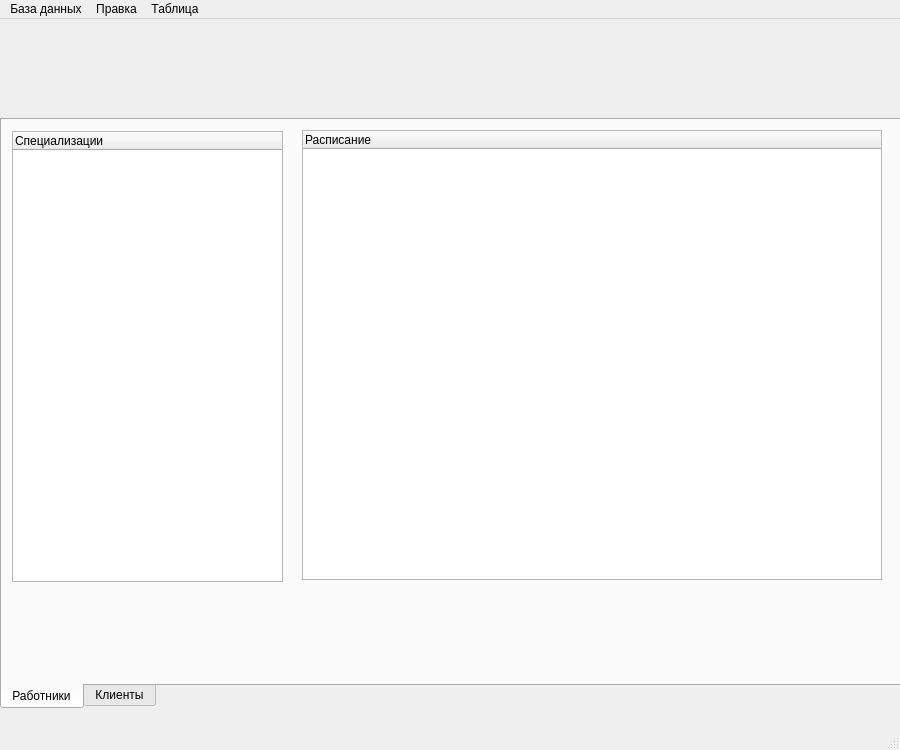
This is ui/mainwin.ui in Tr0ub1e/Izbushka as Qt 5 draws it before an edit. The edited form follows.
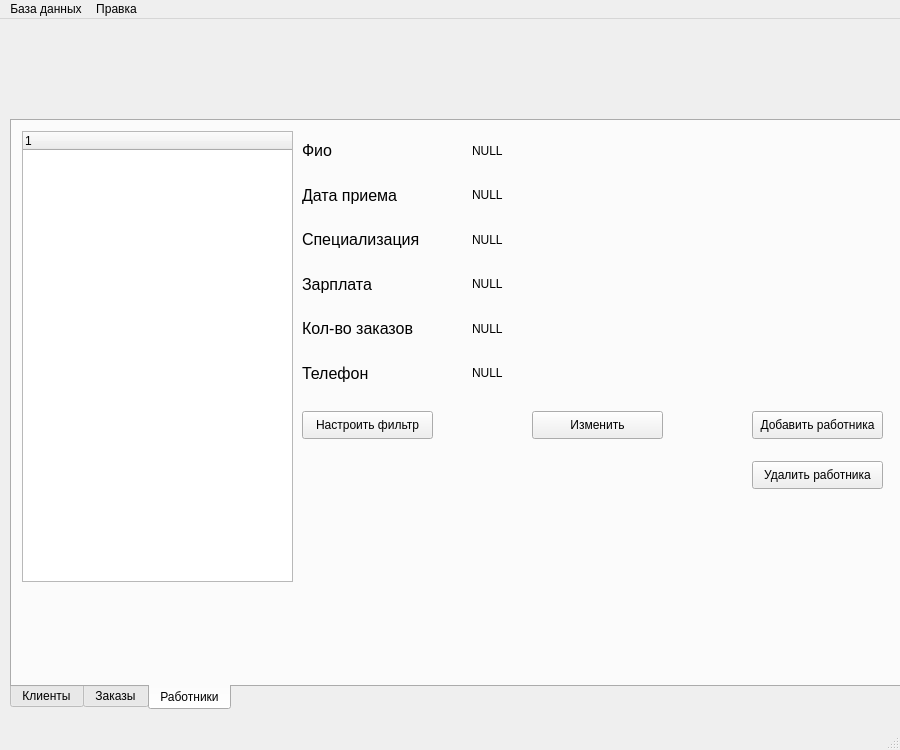
This is the edited form.

Diff of the .ui file:
```diff
--- a/ui/mainwin.ui
+++ b/ui/mainwin.ui
@@ -17,8 +17,8 @@
    <widget class="QTabWidget" name="tabWidget">
     <property name="geometry">
      <rect>
-      <x>0</x>
-      <y>99</y>
+      <x>10</x>
+      <y>100</y>
       <width>901</width>
       <height>591</height>
      </rect>
@@ -33,52 +33,11 @@
      <enum>QTabWidget::Rounded</enum>
     </property>
     <property name="currentIndex">
-     <number>0</number>
+     <number>2</number>
     </property>
     <property name="elideMode">
      <enum>Qt::ElideNone</enum>
     </property>
-    <widget class="QWidget" name="tab">
-     <attribute name="title">
-      <string>Работники</string>
-     </attribute>
-     <widget class="QTreeWidget" name="emplTable">
-      <property name="geometry">
-       <rect>
-        <x>300</x>
-        <y>10</y>
-        <width>580</width>
-        <height>450</height>
-       </rect>
-      </property>
-      <column>
-       <property name="text">
-        <string notr="true">Расписание</string>
-       </property>
-      </column>
-     </widget>
-     <widget class="QTreeWidget" name="emplTree">
-      <property name="geometry">
-       <rect>
-        <x>10</x>
-        <y>11</y>
-        <width>271</width>
-        <height>451</height>
-       </rect>
-      </property>
-      <property name="autoFillBackground">
-       <bool>true</bool>
-      </property>
-      <property name="styleSheet">
-       <string notr="true"/>
-      </property>
-      <column>
-       <property name="text">
-        <string notr="true">Специализации</string>
-       </property>
-      </column>
-     </widget>
-    </widget>
     <widget class="QWidget" name="tab_2">
      <attribute name="title">
       <string>Клиенты</string>
@@ -119,6 +78,413 @@
        </property>
       </column>
      </widget>
+     <widget class="QWidget" name="verticalLayoutWidget_3">
+      <property name="geometry">
+       <rect>
+        <x>300</x>
+        <y>250</y>
+        <width>231</width>
+        <height>211</height>
+       </rect>
+      </property>
+      <layout class="QVBoxLayout" name="verticalLayout_6">
+       <item>
+        <widget class="QLabel" name="label_7">
+         <property name="font">
+          <font>
+           <pointsize>10</pointsize>
+           <weight>50</weight>
+           <italic>false</italic>
+           <bold>false</bold>
+           <underline>false</underline>
+          </font>
+         </property>
+         <property name="text">
+          <string>Фио</string>
+         </property>
+         <property name="textFormat">
+          <enum>Qt::AutoText</enum>
+         </property>
+        </widget>
+       </item>
+       <item>
+        <widget class="QLabel" name="label_12">
+         <property name="font">
+          <font>
+           <pointsize>10</pointsize>
+          </font>
+         </property>
+         <property name="text">
+          <string>Телефон</string>
+         </property>
+        </widget>
+       </item>
+       <item>
+        <widget class="QLabel" name="label_8">
+         <property name="font">
+          <font>
+           <pointsize>10</pointsize>
+           <kerning>true</kerning>
+          </font>
+         </property>
+         <property name="text">
+          <string>Кол-во заказов за все время</string>
+         </property>
+         <property name="scaledContents">
+          <bool>false</bool>
+         </property>
+         <property name="wordWrap">
+          <bool>false</bool>
+         </property>
+        </widget>
+       </item>
+      </layout>
+     </widget>
+     <widget class="QWidget" name="verticalLayoutWidget_4">
+      <property name="geometry">
+       <rect>
+        <x>550</x>
+        <y>250</y>
+        <width>331</width>
+        <height>211</height>
+       </rect>
+      </property>
+      <layout class="QVBoxLayout" name="verticalLayout_7">
+       <item>
+        <widget class="QLabel" name="fioCli">
+         <property name="text">
+          <string>NULL</string>
+         </property>
+        </widget>
+       </item>
+       <item>
+        <widget class="QLabel" name="phoneCli">
+         <property name="text">
+          <string>NULL</string>
+         </property>
+        </widget>
+       </item>
+       <item>
+        <widget class="QLabel" name="ordersCli">
+         <property name="text">
+          <string>NULL</string>
+         </property>
+        </widget>
+       </item>
+      </layout>
+     </widget>
+     <widget class="QPushButton" name="setFilter_2">
+      <property name="geometry">
+       <rect>
+        <x>300</x>
+        <y>470</y>
+        <width>131</width>
+        <height>28</height>
+       </rect>
+      </property>
+      <property name="text">
+       <string>Настроить фильтр</string>
+      </property>
+     </widget>
+     <widget class="QPushButton" name="setFilter_3">
+      <property name="geometry">
+       <rect>
+        <x>750</x>
+        <y>470</y>
+        <width>131</width>
+        <height>28</height>
+       </rect>
+      </property>
+      <property name="text">
+       <string>Добавить клиента</string>
+      </property>
+     </widget>
+     <widget class="QPushButton" name="setFilter_4">
+      <property name="geometry">
+       <rect>
+        <x>750</x>
+        <y>520</y>
+        <width>131</width>
+        <height>28</height>
+       </rect>
+      </property>
+      <property name="text">
+       <string>Удалить клиента</string>
+      </property>
+     </widget>
+     <widget class="QPushButton" name="setFilter_5">
+      <property name="geometry">
+       <rect>
+        <x>510</x>
+        <y>470</y>
+        <width>131</width>
+        <height>28</height>
+       </rect>
+      </property>
+      <property name="text">
+       <string>Изменить</string>
+      </property>
+     </widget>
+    </widget>
+    <widget class="QWidget" name="tab">
+     <attribute name="title">
+      <string>Заказы</string>
+     </attribute>
+     <widget class="QTreeWidget" name="specTable">
+      <property name="geometry">
+       <rect>
+        <x>300</x>
+        <y>10</y>
+        <width>580</width>
+        <height>450</height>
+       </rect>
+      </property>
+      <column>
+       <property name="text">
+        <string notr="true">Расписание</string>
+       </property>
+      </column>
+     </widget>
+     <widget class="QTreeWidget" name="specTree">
+      <property name="geometry">
+       <rect>
+        <x>10</x>
+        <y>11</y>
+        <width>270</width>
+        <height>450</height>
+       </rect>
+      </property>
+      <property name="autoFillBackground">
+       <bool>true</bool>
+      </property>
+      <property name="styleSheet">
+       <string notr="true"/>
+      </property>
+      <column>
+       <property name="text">
+        <string notr="true">Специализации</string>
+       </property>
+      </column>
+     </widget>
+    </widget>
+    <widget class="QWidget" name="tab_3">
+     <attribute name="title">
+      <string>Работники</string>
+     </attribute>
+     <widget class="QWidget" name="verticalLayoutWidget">
+      <property name="geometry">
+       <rect>
+        <x>290</x>
+        <y>10</y>
+        <width>166</width>
+        <height>261</height>
+       </rect>
+      </property>
+      <layout class="QVBoxLayout" name="verticalLayout_2">
+       <item>
+        <widget class="QLabel" name="label">
+         <property name="font">
+          <font>
+           <pointsize>12</pointsize>
+           <weight>50</weight>
+           <italic>false</italic>
+           <bold>false</bold>
+           <underline>false</underline>
+          </font>
+         </property>
+         <property name="text">
+          <string>Фио</string>
+         </property>
+         <property name="textFormat">
+          <enum>Qt::AutoText</enum>
+         </property>
+        </widget>
+       </item>
+       <item>
+        <widget class="QLabel" name="label_3">
+         <property name="font">
+          <font>
+           <pointsize>12</pointsize>
+           <weight>50</weight>
+           <italic>false</italic>
+           <bold>false</bold>
+           <underline>false</underline>
+          </font>
+         </property>
+         <property name="text">
+          <string>Дата приема</string>
+         </property>
+         <property name="textFormat">
+          <enum>Qt::AutoText</enum>
+         </property>
+        </widget>
+       </item>
+       <item>
+        <widget class="QLabel" name="label_4">
+         <property name="font">
+          <font>
+           <pointsize>12</pointsize>
+          </font>
+         </property>
+         <property name="text">
+          <string>Специализация</string>
+         </property>
+        </widget>
+       </item>
+       <item>
+        <widget class="QLabel" name="label_5">
+         <property name="font">
+          <font>
+           <pointsize>12</pointsize>
+          </font>
+         </property>
+         <property name="text">
+          <string>Зарплата</string>
+         </property>
+        </widget>
+       </item>
+       <item>
+        <widget class="QLabel" name="label_6">
+         <property name="font">
+          <font>
+           <pointsize>12</pointsize>
+          </font>
+         </property>
+         <property name="text">
+          <string>Кол-во заказов</string>
+         </property>
+        </widget>
+       </item>
+       <item>
+        <widget class="QLabel" name="label_2">
+         <property name="font">
+          <font>
+           <pointsize>12</pointsize>
+          </font>
+         </property>
+         <property name="text">
+          <string>Телефон</string>
+         </property>
+        </widget>
+       </item>
+      </layout>
+     </widget>
+     <widget class="QWidget" name="verticalLayoutWidget_2">
+      <property name="geometry">
+       <rect>
+        <x>460</x>
+        <y>10</y>
+        <width>421</width>
+        <height>261</height>
+       </rect>
+      </property>
+      <layout class="QVBoxLayout" name="verticalLayout_3">
+       <item>
+        <widget class="QLabel" name="fioLab">
+         <property name="text">
+          <string>NULL</string>
+         </property>
+        </widget>
+       </item>
+       <item>
+        <widget class="QLabel" name="dateLab">
+         <property name="text">
+          <string>NULL</string>
+         </property>
+        </widget>
+       </item>
+       <item>
+        <widget class="QLabel" name="specLab">
+         <property name="text">
+          <string>NULL</string>
+         </property>
+        </widget>
+       </item>
+       <item>
+        <widget class="QLabel" name="rateLab">
+         <property name="text">
+          <string>NULL</string>
+         </property>
+        </widget>
+       </item>
+       <item>
+        <widget class="QLabel" name="ordersLab">
+         <property name="text">
+          <string>NULL</string>
+         </property>
+        </widget>
+       </item>
+       <item>
+        <widget class="QLabel" name="phoneLab">
+         <property name="text">
+          <string>NULL</string>
+         </property>
+        </widget>
+       </item>
+      </layout>
+     </widget>
+     <widget class="QPushButton" name="setFilter">
+      <property name="geometry">
+       <rect>
+        <x>290</x>
+        <y>290</y>
+        <width>131</width>
+        <height>28</height>
+       </rect>
+      </property>
+      <property name="text">
+       <string>Настроить фильтр</string>
+      </property>
+     </widget>
+     <widget class="QPushButton" name="delEmpl">
+      <property name="geometry">
+       <rect>
+        <x>740</x>
+        <y>340</y>
+        <width>131</width>
+        <height>28</height>
+       </rect>
+      </property>
+      <property name="text">
+       <string>Удалить работника</string>
+      </property>
+     </widget>
+     <widget class="QPushButton" name="addEmpl">
+      <property name="geometry">
+       <rect>
+        <x>740</x>
+        <y>290</y>
+        <width>131</width>
+        <height>28</height>
+       </rect>
+      </property>
+      <property name="text">
+       <string>Добавить работника</string>
+      </property>
+     </widget>
+     <widget class="QPushButton" name="setFilter_6">
+      <property name="geometry">
+       <rect>
+        <x>520</x>
+        <y>290</y>
+        <width>131</width>
+        <height>28</height>
+       </rect>
+      </property>
+      <property name="text">
+       <string>Изменить</string>
+      </property>
+     </widget>
+     <widget class="QTreeWidget" name="emplTree">
+      <property name="geometry">
+       <rect>
+        <x>10</x>
+        <y>10</y>
+        <width>271</width>
+        <height>451</height>
+       </rect>
+      </property>
+     </widget>
     </widget>
    </widget>
   </widget>
@@ -153,18 +519,8 @@
     </widget>
     <addaction name="menu_4"/>
    </widget>
-   <widget class="QMenu" name="menu_3">
-    <property name="title">
-     <string>Таблица</string>
-    </property>
-    <addaction name="customer"/>
-    <addaction name="car"/>
-    <addaction name="spec"/>
-    <addaction name="employees"/>
-   </widget>
    <addaction name="menu"/>
    <addaction name="menu_2"/>
-   <addaction name="menu_3"/>
   </widget>
   <widget class="QStatusBar" name="statusbar"/>
   <action name="make_con">
```
Left out of the diff: 24 changed lines with no effect on the pictures.
